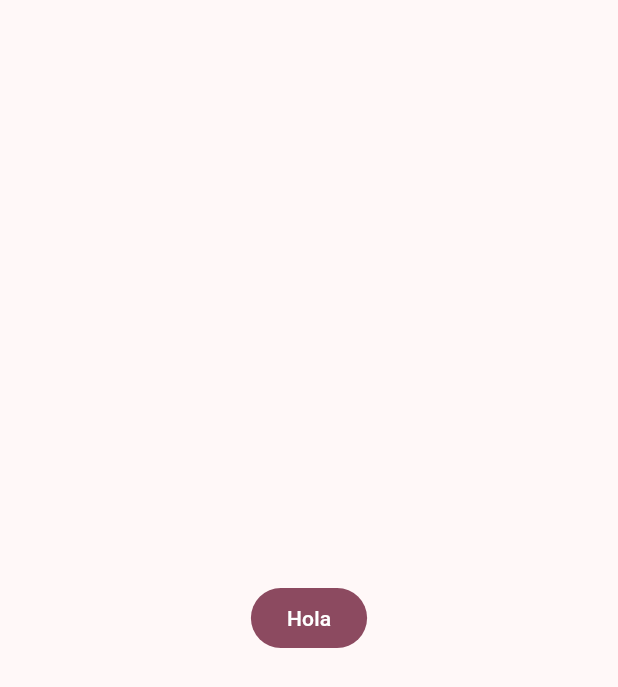
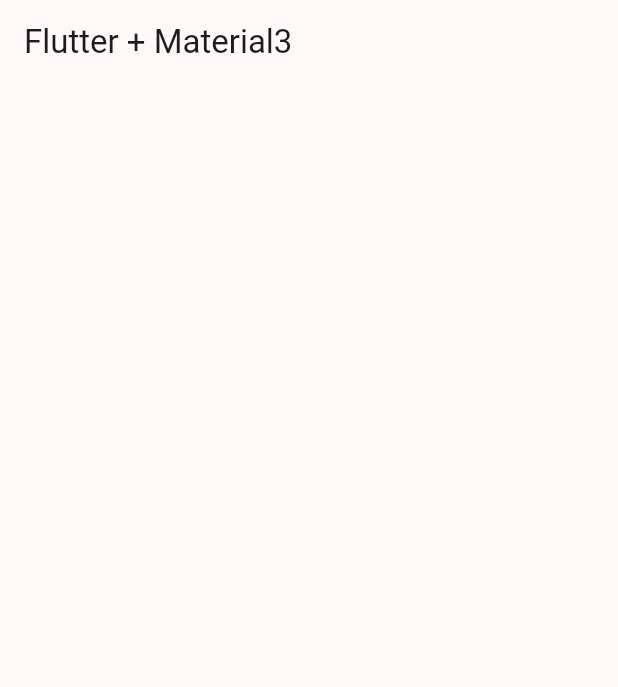
Before and after one commit to brunolujan/flutter_widgets_app, a Flutter app: the screen it shows after launch, on a phone screen of 412 x 824 dp. Shown: the top 687 px of the screen. Run offline on Flutter 3.47's test engine with Material 2 defaults, Android fonts, the phone set to English and light mode, and no system bars.

Commit message:
Menu items implementation and App theme modification

```diff
--- a/lib/config/theme/app_theme.dart
+++ b/lib/config/theme/app_theme.dart
@@ -20,5 +20,12 @@ class AppTheme {
   }): assert(selectedColor >= 0, 'Selected color must be greater than 0'),
       assert(selectedColor < colorList.length, 'Selected color must be less or equal than ${colorList.length - 1}');
 
-  ThemeData getTheme() => ThemeData(useMaterial3: true, colorSchemeSeed: colorList[selectedColor]);
+  ThemeData getTheme() => ThemeData(
+    useMaterial3: true,
+    colorSchemeSeed:
+    colorList[selectedColor],
+    appBarTheme: const AppBarTheme(
+      centerTitle: false
+    )
+  );
 }
--- a/lib/main.dart
+++ b/lib/main.dart
@@ -1,5 +1,6 @@
 import 'package:flutter/material.dart';
 import 'package:widgets_app/config/theme/app_theme.dart';
+import 'package:widgets_app/presentation/screens/home/home_screen.dart';
 
 void main() {
   runApp(const MainApp());
@@ -13,13 +14,7 @@ class MainApp extends StatelessWidget {
     return MaterialApp(
       debugShowCheckedModeBanner: false,
       theme: AppTheme(selectedColor: 8).getTheme(),
-      home: Scaffold(
-        body: Center(
-          child: FilledButton(child: Text('Hola'), onPressed: () {
-
-          },)
-        ),
-      ),
+      home: const HomeScreen(),
     );
   }
 }
--- /dev/null
+++ b/lib/presentation/screens/home/home_screen.dart
@@ -0,0 +1,14 @@
+import 'package:flutter/material.dart';
+
+class HomeScreen extends StatelessWidget {
+  const HomeScreen({super.key});
+
+  @override
+  Widget build(BuildContext context) {
+    return Scaffold(
+      appBar: AppBar(
+        title: const Text('Flutter + Material3'),
+      ),
+    );
+  }
+}
```
Also changed, not shown: lib/config/menu/menu_items.dart (added, +31 -0 lines).
